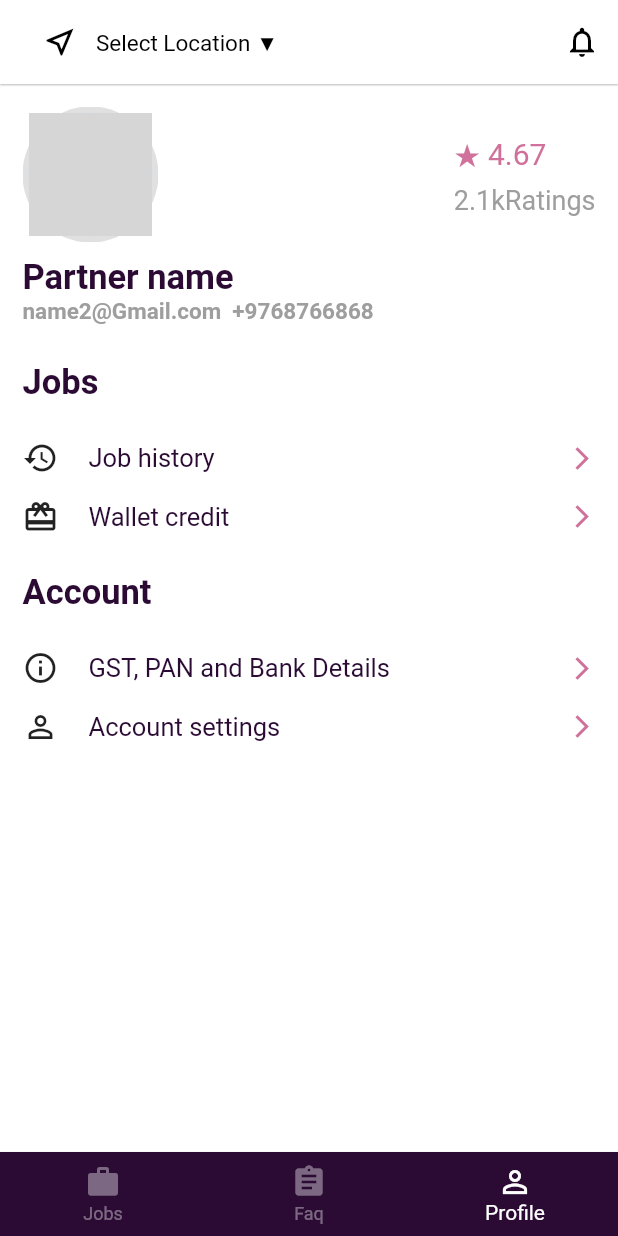
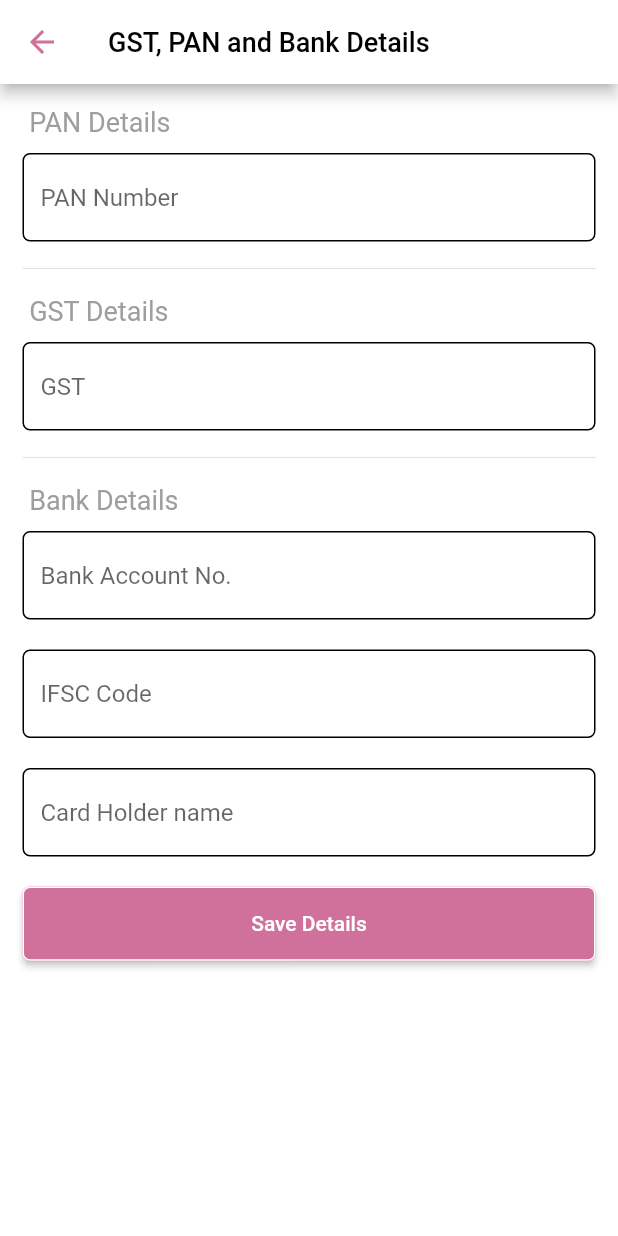
Before and after one commit to animeshrick/partner_qsd, a Flutter app: the Dashboard screen opened directly, item 3 of the bottom bar chosen, after a tap on "GST, PAN and Bank Details", on a phone screen of 412 x 824 dp. Run offline on Flutter 3.47's test engine with Material 2 defaults, Android fonts, the light colour scheme and no system bars; our stand-ins replace flutter_screenutil, flutter_svg, fluttertoast, get, pin_code_fields; network calls fail; grey boxes are pictures that could not be loaded.

Commit message:
11.08.21

```diff
--- a/lib/util/widgets/textfield.dart
+++ b/lib/util/widgets/textfield.dart
@@ -2,7 +2,7 @@ import 'package:flutter/material.dart';
 
 import '../const.dart';
 
-Widget textField(hintText, keyboardType, String? Function(String?)? validator) {
+Widget textField(hintText, keyboardType, String? Function(String?)? validator,) {
   return TextFormField(
     validator: validator,
     keyboardType: keyboardType,
--- a/lib/view/insider/home/dashboard.dart
+++ b/lib/view/insider/home/dashboard.dart
@@ -1,8 +1,10 @@
 import 'package:flutter/material.dart';
+import 'package:get/get.dart';
 import 'package:partner_qsd/util/const.dart';
 import 'inside_home_tabs/faq.dart';
 import 'inside_home_tabs/jobs.dart';
 import 'inside_home_tabs/profile.dart';
+import 'notification_page.dart';
 
 class Dashboard extends StatefulWidget {
   const Dashboard({Key? key}) : super(key: key);
@@ -42,7 +44,9 @@ class _DashboardState extends State<Dashboard> {
         elevation: 0.5,
         actions: [
           IconButton(
-            onPressed: () {},
+            onPressed: () {
+              Get.to(() => const NotificationPage());
+            },
             icon: const Icon(Icons.notifications_outlined),
             color: black,
           )
--- a/lib/view/insider/home/inside_home_tabs/jobs.dart
+++ b/lib/view/insider/home/inside_home_tabs/jobs.dart
@@ -59,10 +59,8 @@ class _JobsState extends State<Jobs> {
                   return Card(
                       elevation: 5,
                       margin: const EdgeInsets.fromLTRB(18, 10, 18, 0),
-                      child: SizedBox(
-                        height: 0.7.sh,
                       child: Padding(
-                          padding: const EdgeInsets.fromLTRB(10, 15, 10, 0),
+                        padding: const EdgeInsets.fromLTRB(10, 15, 10, 10),
                         child: Column(
                           crossAxisAlignment: CrossAxisAlignment.start,
                           children: [
@@ -174,7 +172,6 @@ class _JobsState extends State<Jobs> {
                             ),
                           ],
                         ),
-                        ),
                       ));
                 },
               ),
--- a/lib/view/insider/home/inside_home_tabs/page_details/innsider_job_tabs/details_page.dart
+++ b/lib/view/insider/home/inside_home_tabs/page_details/innsider_job_tabs/details_page.dart
@@ -42,10 +42,8 @@ class _DetailsPageState extends State<DetailsPage> {
         child: Card(
           elevation: 5,
           margin: const EdgeInsets.fromLTRB(18, 10, 18, 0),
-          child: SizedBox(
-            height: 0.65.sh,
           child: Padding(
-              padding: const EdgeInsets.fromLTRB(10, 15, 10, 0),
+            padding: const EdgeInsets.fromLTRB(10, 15, 10, 10),
             child: Column(
               crossAxisAlignment: CrossAxisAlignment.start,
               children: [
@@ -151,7 +149,6 @@ class _DetailsPageState extends State<DetailsPage> {
           ),
         ),
       ),
-      ),
     );
   }
 }
--- /dev/null
+++ b/lib/view/insider/home/inside_home_tabs/pan_bank_gst_details/pan_bank_gst_details.dart
@@ -0,0 +1,81 @@
+import 'package:flutter/material.dart';
+import 'package:partner_qsd/util/const.dart';
+import 'package:partner_qsd/util/widgets/button.dart';
+import 'package:partner_qsd/util/widgets/textfield.dart';
+
+class PanBankGstDetails extends StatefulWidget {
+  const PanBankGstDetails({Key? key}) : super(key: key);
+
+  @override
+  _PanBankGstDetailsState createState() => _PanBankGstDetailsState();
+}
+
+class _PanBankGstDetailsState extends State<PanBankGstDetails> {
+  @override
+  Widget build(BuildContext context) {
+    return Scaffold(
+      backgroundColor: white,
+      appBar: AppBar(
+        iconTheme: IconThemeData(
+          color: mainColor,
+        ),
+        backgroundColor: white,
+        title: customText('GST, PAN and Bank Details', black, 18),
+      ),
+      body: Padding(
+        padding: const EdgeInsets.all(15.0),
+        child: Column(
+          crossAxisAlignment: CrossAxisAlignment.start,
+          children: [
+            customText(' PAN Details', grey, 18),
+            const SizedBox(
+              height: 10,
+            ),
+            textField('PAN Number', TextInputType.number, (val) {}),
+            const SizedBox(
+              height: 10,
+            ),
+            const Divider(),
+            const SizedBox(
+              height: 10,
+            ),
+            customText(' GST Details', grey, 18),
+            const SizedBox(
+              height: 10,
+            ),
+            textField('GST', TextInputType.none, (val) {}),
+            const SizedBox(
+              height: 10,
+            ),
+            const Divider(),
+            const SizedBox(
+              height: 10,
+            ),
+            customText(' Bank Details', grey, 18),
+            const SizedBox(
+              height: 10,
+            ),
+            textField('Bank Account No.', TextInputType.number, (val) {}),
+            const SizedBox(
+              height: 20,
+            ),
+            textField('IFSC Code', TextInputType.number, (val) {}),
+            const SizedBox(
+              height: 20,
+            ),
+            textField('Card Holder name', TextInputType.name, (val) {}),
+            const SizedBox(
+              height: 20,
+            ),
+            button(
+                text: 'Save Details',
+                onPressed: () {},
+                btnColor: mainColor,
+                textColor: white,
+                borderColor: white)
+          ],
+        ),
+      ),
+    );
+  }
+}
```
Also changed, not shown: lib/view/auth/signup.dart (+27 -0 lines), lib/view/insider/home/inside_home_tabs/account_settings/account_settings.dart (added, +60 -0 lines), lib/view/insider/home/inside_home_tabs/faq.dart (+47 -3 lines), lib/view/insider/home/inside_home_tabs/page_details/details_job.dart (+8 -8 lines), lib/view/insider/home/inside_home_tabs/profile.dart (+8 -2 lines), lib/view/insider/home/notification_page.dart (added, +17 -0 lines). Lines whose indentation alone changed are shown as unchanged.
